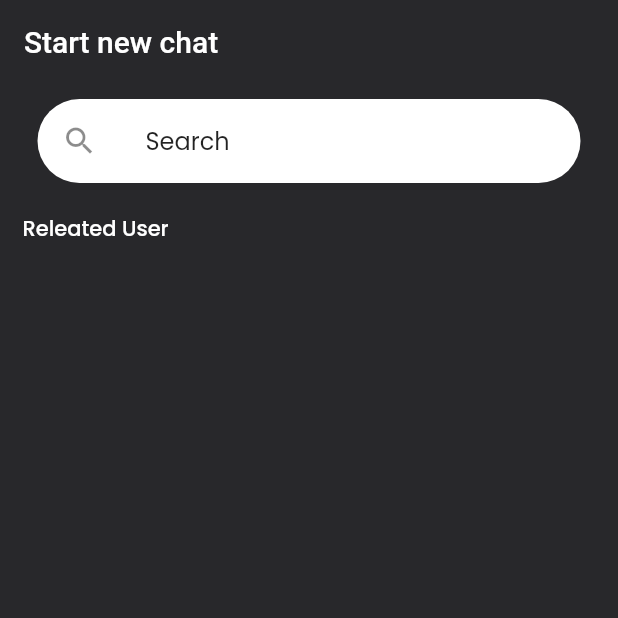
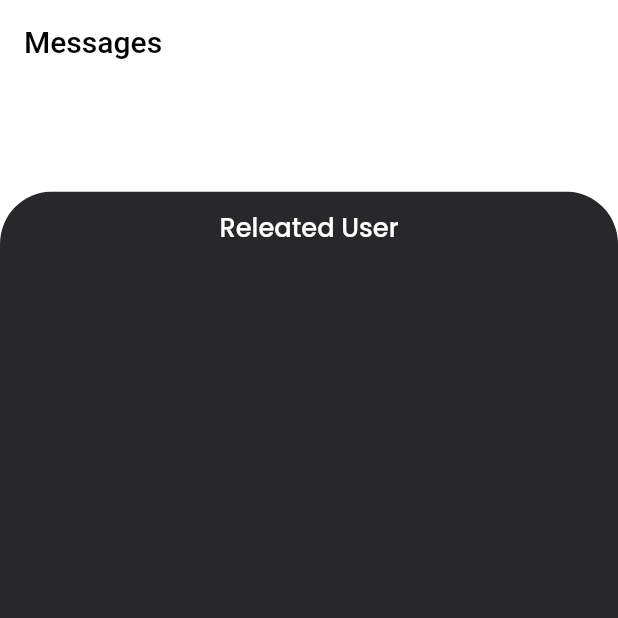
Before and after one commit to AnuroopFarkya11/flameloop_main, a Flutter app: the RecentChatScreen screen opened by its route, on a phone screen of 412 x 824 dp, the top half of it. Run offline on Flutter 3.47's test engine with Material 2 defaults, Android fonts, the phone set to English and light mode, and no system bars; our stand-ins replace cached_network_image, cloud_firestore, firebase_auth, firebase_core, firebase_storage, flutter_screenutil and 9 more; missing offline and left inert: dart:ffi; accounts and stored records are empty.

Commit message:
done with the recent messaging

```diff
--- a/lib/app/models/chat_room_model/chat_room_model.dart
+++ b/lib/app/models/chat_room_model/chat_room_model.dart
@@ -11,6 +11,7 @@ class ChatRoomModel with _$ChatRoomModel{
     required List<String> users,
     required List<String> usersProfile,
     required List<String> usersName,
+    ///TODO: Have to add the pinned chat feature
     required String lastMessage,
     required String lastMessageBy,
     required DateTime lastMessageTm,
--- a/lib/app/screens/chat_screens/recent_chat_screen.dart
+++ b/lib/app/screens/chat_screens/recent_chat_screen.dart
@@ -1,9 +1,9 @@
 import 'package:flameloop/app/screens/chat_screens/getx_helper/chat_controller.dart';
 import 'package:flameloop/app/screens/chat_screens/widgets/Chat_user.dart';
 import 'package:flutter/material.dart';
+import 'package:flutter_screenutil/flutter_screenutil.dart';
 import 'package:get/get.dart';
 import 'package:google_fonts/google_fonts.dart';
-
 
 class RecentChatScreen extends GetView<ChatController> {
   const RecentChatScreen({Key? key}) : super(key: key);
@@ -11,48 +11,86 @@ class RecentChatScreen extends GetView<ChatController> {
   @override
   Widget build(BuildContext context) {
     return Scaffold(
-      backgroundColor: Theme.of(context).colorScheme.primary,
+      backgroundColor: Colors.white,
       appBar: AppBar(
-        iconTheme: const IconThemeData(color: Colors.white),
+        automaticallyImplyLeading: false,
         title: const Text(
-          "Start new chat",
-          style: TextStyle(color: Colors.white),
+          "Messages",
+          style: TextStyle(color: Colors.black),
         ),
         elevation: 0,
-        automaticallyImplyLeading: false,
-        backgroundColor: Theme.of(context).colorScheme.primary,
+        backgroundColor: Colors.white,
+        bottom: PreferredSize(
+          preferredSize: Size(
+            MediaQuery.of(context).size.width,
+            60.h,
+          ),
+          child: Container(
+            color: Colors.blueAccent,
+          ),
+        ),
       ),
       body: Container(
-        color: Theme.of(context).colorScheme.primary,
-        margin: const EdgeInsets.symmetric(horizontal: 15),
+        padding: EdgeInsets.symmetric(horizontal: 10.w, vertical: 10.w),
+        decoration: BoxDecoration(
+          color: Theme.of(context).colorScheme.primary,
+          borderRadius: const BorderRadius.only(
+            topLeft: Radius.circular(35),
+            topRight: Radius.circular(35),
+          ),
+        ),
         child: Column(
-          crossAxisAlignment: CrossAxisAlignment.start,
           children: [
-            Container(
-              margin: const EdgeInsets.only(
-                  left: 10, top: 10, right: 10, bottom: 20),
-              decoration: BoxDecoration(
-                  color: Colors.white,
-                  borderRadius: BorderRadius.circular(40.0)),
-              child: ListTile(
-                leading: const Icon(Icons.search),
-                tileColor: Colors.white,
-                title: Text(
-                  "Search",
-                  style: GoogleFonts.poppins(),
-                ),
-              ),
-            ),
+            // Image.asset(
+            //   "assets/messageScreen/image.png",
+            //   height: 300,
+            // ),
+            // Text(
+            //   ContentStrings.getMessageScreenStr1,
+            //   style: GoogleFonts.poppins(
+            //     color: Colors.white,
+            //     fontSize: 17,
+            //     fontWeight: FontWeight.w600,
+            //   ),
+            // ),
+            // Text(
+            //   ContentStrings.getMessageScreenStr2,
+            //   style: GoogleFonts.poppins(
+            //     color: Colors.white,
+            //     fontSize: 13,
+            //   ),
+            //   textAlign: TextAlign.center,
+            // ),
+            // const SizedBox(
+            //   height: 20,
+            // ),
+            // ElevatedButton(
+            //   onPressed: () {
+            //     Get.toNamed(RoutePaths.startNewChatScreen);
+            //   },
+            //   child: Text(
+            //     "Send a message",
+            //     style: GoogleFonts.poppins(
+            //       color: Theme.of(context).colorScheme.primary,
+            //     ),
+            //   ),
+            // )
             Text(
               "Releated User",
               style: GoogleFonts.poppins(
-                  color: Colors.white, fontWeight: FontWeight.w500),
+                color: Colors.white,
+                fontWeight: FontWeight.w500,
+                fontSize: 15.sp,
+              ),
             ),
             Obx(
               () => !controller.isLoading.value
                   ? Expanded(
                       child: Container(
-                        color: Theme.of(context).colorScheme.primary,
+                        decoration: BoxDecoration(
+                          color: Theme.of(context).colorScheme.primary,
+                          borderRadius: BorderRadius.circular(15.r),
+                        ),
                         child: ListView.builder(
                           itemCount: controller.users.length,
                           shrinkWrap: true,
--- a/lib/app/screens/chat_screens/widgets/Chat_user.dart
+++ b/lib/app/screens/chat_screens/widgets/Chat_user.dart
@@ -39,13 +39,13 @@ class ChatUser extends GetView<ChatController> {
         controller.createChatRoom(chatRoomModel, controller.users[index]);
       },
       child: Container(
-        margin: const EdgeInsets.symmetric(vertical: 5),
+        margin: EdgeInsets.symmetric(vertical: 10.h),
         decoration: BoxDecoration(
           color: Theme.of(context).colorScheme.primary,
           borderRadius: BorderRadius.circular(10),
           boxShadow: [
             BoxShadow(
-              color: Colors.black.withOpacity(0.1),
+              color: Colors.black.withOpacity(0.4),
               blurRadius: 2,
             )
           ],
--- a/lib/app/screens/welcome_screen/splash_screen.dart
+++ b/lib/app/screens/welcome_screen/splash_screen.dart
@@ -1,4 +1,5 @@
 import 'dart:async';
+import 'dart:developer';
 
 import 'package:firebase_auth/firebase_auth.dart';
 import 'package:flameloop/app/routes/route_path.dart';
--- a/lib/main.dart
+++ b/lib/main.dart
@@ -9,6 +9,7 @@ import 'package:flutter/material.dart';
 import 'package:flutter_screenutil/flutter_screenutil.dart';
 import 'package:get/get.dart';
 
+import 'app/screens/chat_screens/message_screen.dart';
 import 'app/services/firebase.dart';
 import 'app/services/storage.dart';
 import 'app/services/user.dart';
@@ -47,7 +48,7 @@ class MyApp extends StatelessWidget {
             ),
           ),
         ),
-        initialRoute: RoutePaths.splashScreen,
+        initialRoute: RoutePaths.messageScreen,
         getPages: RouteClass.routes,
       ),
     );
```
Also changed, not shown: lib/app/screens/chat_screens/available_users.dart (added, +76 -0 lines), lib/app/screens/chat_screens/message_screen.dart (+71 -28 lines).
